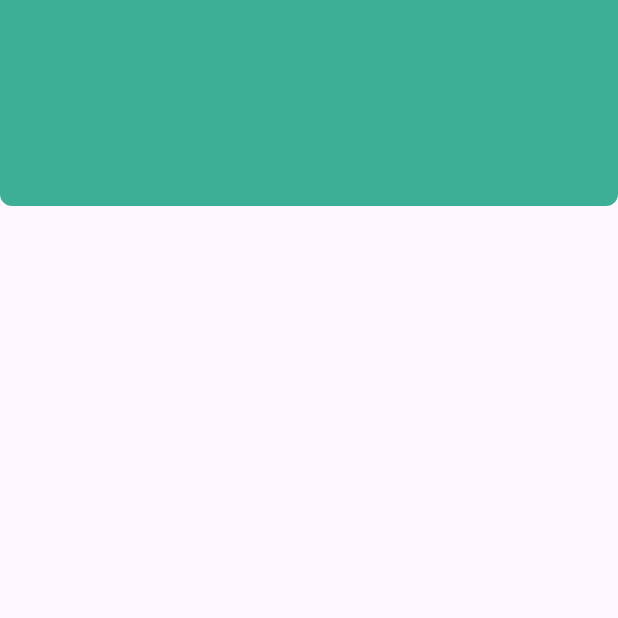
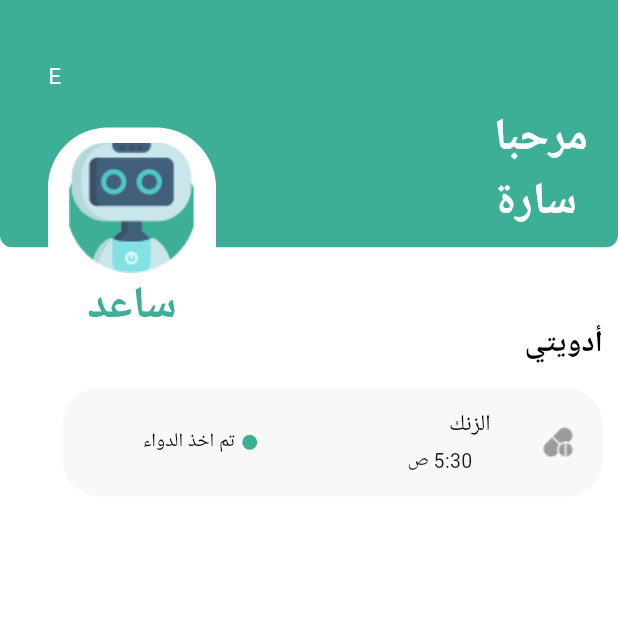
Before and after one commit to flutterCampTeam3/project_8-, a Flutter app: the HomePage screen opened directly, on a phone screen of 412 x 824 dp, the top half of it. Run offline on Flutter 3.47's test engine with Material 3 defaults, Android fonts, the phone set to English and light mode, and no system bars; our stand-ins replace flutter_dotenv, get_it, get_storage, supabase_flutter; accounts and stored records are empty.

Commit message:
Navbar and HomePage

```diff
--- a/lib/helper/colors.dart
+++ b/lib/helper/colors.dart
@@ -13,3 +13,4 @@ Color whit = Colors.white;
 Color black = Colors.black;
 Color teal =const Color(0xff3DAF96);
 Color gray =const Color(0xff7F7A7A);
+Color lightGray = const Color(0xffF8F8F6);
--- a/lib/helper/sized.dart
+++ b/lib/helper/sized.dart
@@ -14,3 +14,8 @@ const gapW40 = SizedBox(height: 40);
 const gapW12 = SizedBox(height: 12);
 const gapW20 = SizedBox(height: 20);
 const gapW5 = SizedBox(height: 5);
+
+const gapWe5 = SizedBox(width: 5);
+const gapWe10 = SizedBox(width: 10);
+const gapWe15 = SizedBox(width: 15);
+const gapWe20 = SizedBox(width: 20);
--- a/lib/main.dart
+++ b/lib/main.dart
@@ -1,9 +1,9 @@
 import 'package:flutter/material.dart';
 import 'package:project_8/data/service/supabase_configration.dart';
 import 'package:project_8/helper/colors.dart';
-import 'package:project_8/pages/home_page.dart';
+import 'package:project_8/pages/HomePage/home_page.dart';
 
-import 'pages/bootom_bar_bar.dart';
+import 'pages/NavBarPage/bootom_bar_bar.dart';
 
 void main() async {
   WidgetsFlutterBinding.ensureInitialized();
--- /dev/null
+++ b/lib/pages/AddPage/add_page.dart
@@ -0,0 +1,21 @@
+import 'package:flutter/material.dart';
+
+class AddPage extends StatelessWidget {
+  const AddPage({super.key});
+
+  @override
+  Widget build(BuildContext context) {
+    return  Scaffold(
+      appBar: AppBar(
+         leading: IconButton(
+          icon: const Icon(Icons.arrow_back),
+          onPressed: () {
+            Navigator.of(context).pop();
+          },
+        ),
+
+      ),
+      body: const Center(child: Text("AdPage")),
+    );
+  }
+}
--- a/lib/pages/ask_page.dart
+++ b/lib/pages/AskPage/ask_page.dart
@@ -5,6 +5,8 @@ class AskPage extends StatelessWidget {
 
   @override
   Widget build(BuildContext context) {
-    return const Scaffold();
+    return const Scaffold(
+       body: Center(child: Text("AskPage")),
+    );
   }
 }
--- /dev/null
+++ b/lib/pages/HomePage/home_page.dart
@@ -0,0 +1,128 @@
+import 'package:flutter/material.dart';
+import 'package:project_8/helper/colors.dart';
+import 'package:project_8/helper/extintion.dart';
+import '../../helper/sized.dart';
+import '../../widgets/card_widget.dart';
+
+class HomePage extends StatelessWidget {
+  const HomePage({super.key});
+
+  @override
+  Widget build(BuildContext context) {
+    return Scaffold(
+      backgroundColor: whit,
+      appBar: PreferredSize(
+        preferredSize: Size(context.getWidth(), context.getHeight() / 5),
+        child: Stack(
+          clipBehavior: Clip.none,
+          children: [
+            Container(
+              decoration: BoxDecoration(
+                color: teal,
+                borderRadius: const BorderRadius.only(
+                  bottomLeft: Radius.circular(8),
+                  bottomRight: Radius.circular(8),
+                ),
+              ),
+            ),
+            Positioned(
+              right: 20,
+              top: 70,
+              child: Column(
+                crossAxisAlignment: CrossAxisAlignment.start,
+                children: [
+                  Text(
+                    "مرحبا",
+                    style: TextStyle(
+                      color: whit,
+                      fontWeight: FontWeight.bold,
+                      fontSize: 30,
+                    ),
+                  ),
+                  Text(
+                    "سارة",
+                    style: TextStyle(
+                      color: whit,
+                      fontWeight: FontWeight.bold,
+                      fontSize: 30,
+                    ),
+                  )
+                ],
+              ),
+            ),
+            Positioned(
+              left: 32,
+              top: 40,
+              child: Text(
+                "E",
+                style: TextStyle(color: whit, fontSize: 15),
+              ),
+            ),
+            Positioned(
+              top: 85,
+              left: 32,
+              child: Container(
+                height: 144,
+                width: 112,
+                decoration: BoxDecoration(
+                  color: whit,
+                  borderRadius: const BorderRadius.all(
+                    Radius.circular(40),
+                  ),
+                ),
+                child: Column(
+                  children: [
+                    gapH10,
+                    Image.asset("assets/saed.png"),
+                    Text(
+                      "ساعد",
+                      style: TextStyle(
+                        color: teal,
+                        fontWeight: FontWeight.bold,
+                        fontSize: 30,
+                      ),
+                    )
+                  ],
+                ),
+              ),
+            ),
+          ],
+        ),
+      ),
+      body: Directionality(
+        textDirection: TextDirection.rtl,
+        child: Padding(
+          padding: const EdgeInsets.all(10.0),
+          child: Column(
+            children: [
+              gapH40,
+              Align(
+                alignment: Alignment.centerRight,
+                child: Text(
+                  "أدويتي",
+                  style: TextStyle(
+                    color: black,
+                    fontWeight: FontWeight.bold,
+                    fontSize: 20,
+                  ),
+                ),
+              ),
+              ListView(
+                shrinkWrap: true,
+
+                children: [
+                  gapH15,
+
+                  CardWidget(nameMed: "الزنك", time: "5:30 ص", condition: "تم اخذ الدواء", conditionColor: teal,),
+
+
+
+                ],
+              ),
+            ],
+          ),
+        ),
+      ),
+    );
+  }
+}
--- a/lib/pages/med_page.dart
+++ b/lib/pages/MedPage/med_page.dart
@@ -5,6 +5,8 @@ class MedPage extends StatelessWidget {
 
   @override
   Widget build(BuildContext context) {
-    return const Scaffold();
+    return const Scaffold(
+        body: Center(child: Text("MedPage")),
+    );
   }
 }
--- a/lib/pages/bootom_bar_bar.dart
+++ b/lib/pages/NavBarPage/bootom_bar_bar.dart
@@ -1,13 +1,14 @@
 
 import 'package:flutter/material.dart';
 import 'package:project_8/helper/colors.dart';
-import 'package:project_8/pages/add_page.dart';
-import 'package:project_8/pages/scan.dart';
+import 'package:project_8/helper/extintion.dart';
+import 'package:project_8/pages/AddPage/add_page.dart';
+import 'package:project_8/pages/ScanPage/scan.dart';
 
-import 'ask_page.dart';
+import '../AskPage/ask_page.dart';
 
-import 'home_page.dart';
-import 'med_page.dart';
+import '../HomePage/home_page.dart';
+import '../MedPage/med_page.dart';
 
 class BottomBarScreen extends StatefulWidget {
   const BottomBarScreen({super.key});
@@ -33,14 +34,15 @@ class _BottomBarScreenState extends State<BottomBarScreen> {
     ];
 
   final PageStorageBucket bucket =PageStorageBucket();
-  Widget currentScreen =const AddPage();
+  Widget currentScreen =const HomePage();
 
 
 
   @override
   Widget build(BuildContext context) {
     return  Scaffold(
-     body: PageStorage(
+     body:
+     PageStorage(
       bucket: bucket,
       child: currentScreen,
       ),
@@ -58,7 +60,7 @@ class _BottomBarScreenState extends State<BottomBarScreen> {
   ),
   child: FloatingActionButton(
     onPressed: () {
-      //------TODO Here Add Page
+    context.pushTo(view: const AddPage());
     },
     backgroundColor: teal,
     child: Icon(Icons.add, color: whit),
@@ -89,7 +91,7 @@ class _BottomBarScreenState extends State<BottomBarScreen> {
                     onPressed:() {
                       setState(() {
 
-                        currentScreen=const AddPage();
+                        currentScreen=const HomePage();
                         currentTap=0;
 
                       });
@@ -112,7 +114,7 @@ class _BottomBarScreenState extends State<BottomBarScreen> {
                     onPressed:() {
                       setState(() {
 
-                        currentScreen=const AskPage();
+                        currentScreen=const MedPage();
                         currentTap=1;
 
                       });
@@ -147,7 +149,7 @@ class _BottomBarScreenState extends State<BottomBarScreen> {
                     onPressed:() {
                       setState(() {
 
-                        currentScreen=const AddPage();
+                        currentScreen=const AskPage();
                         currentTap=2;
 
                       });
@@ -170,7 +172,7 @@ class _BottomBarScreenState extends State<BottomBarScreen> {
                     onPressed:() {
                       setState(() {
 
-                        currentScreen=const AskPage();
+                        currentScreen=const ScanPage();
                         currentTap=3;
 
                       });
--- a/lib/pages/scan.dart
+++ b/lib/pages/ScanPage/scan.dart
@@ -5,6 +5,8 @@ class ScanPage extends StatelessWidget {
 
   @override
   Widget build(BuildContext context) {
-    return const Scaffold();
+    return const Scaffold(
+        body: Center(child: Text("ScanPage")),
+    );
   }
 }
--- a/lib/pages/add_page.dart
+++ /dev/null
@@ -1,10 +0,0 @@
-import 'package:flutter/material.dart';
-
-class AddPage extends StatelessWidget {
-  const AddPage({super.key});
-
-  @override
-  Widget build(BuildContext context) {
-    return const Scaffold();
-  }
-}
--- a/lib/pages/home_page.dart
+++ /dev/null
@@ -1,31 +0,0 @@
-import 'package:flutter/material.dart';
-import 'package:flutter/widgets.dart';
-import 'package:project_8/helper/colors.dart';
-import 'package:project_8/helper/extintion.dart';
-
-class HomePage extends StatelessWidget {
-  const HomePage({super.key});
-
-  @override
-  Widget build(BuildContext context) {
-    return   Scaffold(
-  appBar: PreferredSize(
-    preferredSize: Size(context.getWidth(),context.getHeight()/6),
-    child:
-       Container(
-
-      decoration:  BoxDecoration(
-        color: teal,
-        borderRadius: const BorderRadius.only(
-          bottomLeft: Radius.circular(8),
-          bottomRight: Radius.circular(8))),
-       ),
-    ),
-  );
-
-
-
-
-
-  }
-}
--- /dev/null
+++ b/lib/widgets/card_widget.dart
@@ -0,0 +1,81 @@
+import 'package:flutter/material.dart';
+import 'package:project_8/helper/colors.dart';
+import 'package:project_8/helper/sized.dart';
+
+class CardWidget extends StatelessWidget {
+  const CardWidget({
+    super.key,required this.nameMed,required this.time,required this.condition,required this.conditionColor,
+  });
+final nameMed;
+final time ;
+final condition;
+final conditionColor;
+  @override
+  Widget build(BuildContext context) {
+    return Align(
+      alignment: Alignment.centerRight,
+      child: Container(
+        height: 72,
+        width: 360,
+        decoration: BoxDecoration(
+          color: lightGray,
+          borderRadius: BorderRadius.circular(24),
+        ),
+        child: Padding(
+          padding: const EdgeInsets.all(8.0),
+          child: Row(
+            children: [
+              gapWe10,
+              Image.asset("assets/pall0.png"),
+              gapWe5,
+              Column(
+                children: [
+                  gapH5,
+                  Text(
+                    nameMed,
+                    style: TextStyle(
+                      color: black,
+                      fontSize: 15,
+                      fontWeight: FontWeight.w500,
+                    ),
+                  ),
+                  gapH5,
+                   Padding(
+                    padding: EdgeInsets.only(right: 40),
+                    child: Text(
+                      time,
+                      style: TextStyle(fontSize: 13),
+                    ),
+                  )
+                ],
+              ),
+              gapWe20,
+              gapWe20,
+              gapWe20,
+              gapWe20,
+              gapWe20,
+              //حالة اخذ الدواء
+              Container(
+                height: 10,
+                width: 10,
+                decoration: BoxDecoration(
+                  color: conditionColor,
+                  borderRadius: BorderRadius.circular(10)
+                ),
+              ),
+              gapWe5,
+              Text(
+                condition,
+                style: TextStyle(
+                  color: black,
+                  fontSize: 13,
+                  fontWeight: FontWeight.w400,
+                ),
+              )
+            ],
+          ),
+        ),
+      ),
+    );
+  }
+}
```
Also changed, not shown: assets/saed.png (added).
